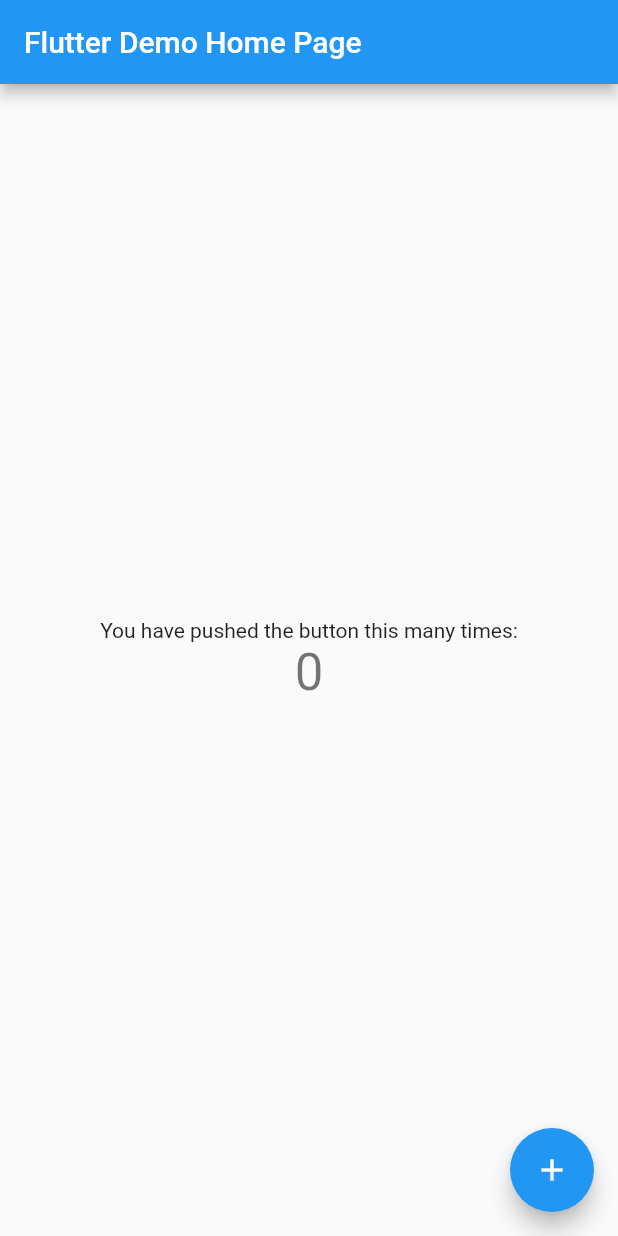
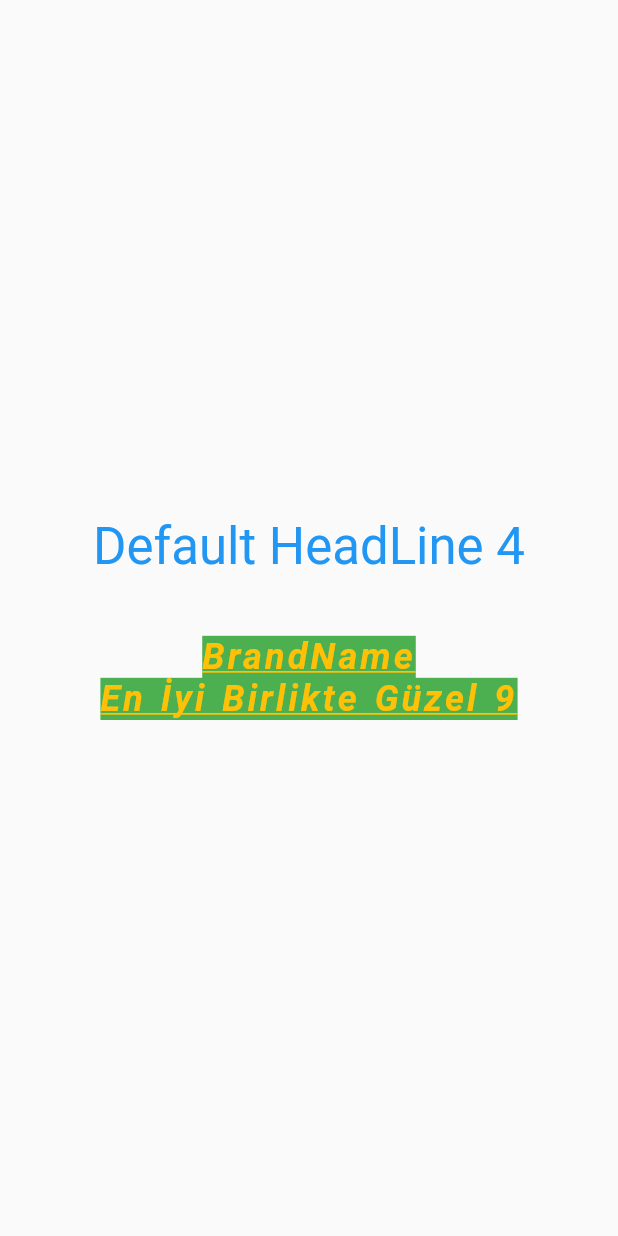
Before and after one commit to BahadirTalha/flutter_application_2, a Flutter app: the screen it shows after launch, on a phone screen of 412 x 824 dp. Run offline on Flutter 3.47's test engine with Material 2 defaults, Android fonts, the phone set to English and light mode, and no system bars.

Commit message:
Text Widget examples

```diff
--- /dev/null
+++ b/lib/101/text_learn_view.dart
@@ -0,0 +1,51 @@
+import 'package:flutter/material.dart';
+
+class TextLearnView extends StatelessWidget {
+  final String brand = "BrandName";
+
+  @override
+  Widget build(BuildContext context) {
+    // TODO: implement build
+    return Scaffold(
+        body: Center(
+      child: Column(
+        mainAxisAlignment: MainAxisAlignment.center,
+        children: [
+          Text(
+            "Default HeadLine 4 ",
+            maxLines: 2,
+            overflow: TextOverflow.ellipsis,
+            textAlign: TextAlign.center,
+            style: Theme.of(context)
+                .textTheme
+                .headline4
+                ?.copyWith(color: Colors.blue),
+          ),
+          SizedBox(
+            height: 40,
+          ),
+          Text(
+            "$brand\nEn İyi Birlikte Güzel ${brand.length}",
+            maxLines: 2,
+            overflow: TextOverflow.ellipsis,
+            textAlign: TextAlign.center,
+            style: ProjectStyle.welcomePageStyle,
+          ),
+        ],
+      ),
+    ));
+  }
+}
+
+class ProjectStyle {
+  static TextStyle welcomePageStyle = TextStyle(
+    color: Colors.amber,
+    backgroundColor: Colors.green,
+    decoration: TextDecoration.underline,
+    fontStyle: FontStyle.italic,
+    fontSize: 24,
+    fontWeight: FontWeight.w600,
+    wordSpacing: 2,
+    letterSpacing: 2,
+  );
+}
--- a/lib/main.dart
+++ b/lib/main.dart
@@ -1,4 +1,5 @@
 import 'package:flutter/material.dart';
+import 'package:flutter_application_2/101/text_learn_view.dart';
 
 void main() {
   runApp(const MyApp());
@@ -24,92 +25,7 @@ class MyApp extends StatelessWidget {
         // is not restarted.
         primarySwatch: Colors.blue,
       ),
-      home: const MyHomePage(title: 'Flutter Demo Home Page'),
+      home: TextLearnView(),
     );
   }
 }
-
-class MyHomePage extends StatefulWidget {
-  const MyHomePage({super.key, required this.title});
-
-  // This widget is the home page of your application. It is stateful, meaning
-  // that it has a State object (defined below) that contains fields that affect
-  // how it looks.
-
-  // This class is the configuration for the state. It holds the values (in this
-  // case the title) provided by the parent (in this case the App widget) and
-  // used by the build method of the State. Fields in a Widget subclass are
-  // always marked "final".
-
-  final String title;
-
-  @override
-  State<MyHomePage> createState() => _MyHomePageState();
-}
-
-class _MyHomePageState extends State<MyHomePage> {
-  int _counter = 0;
-
-  void _incrementCounter() {
-    setState(() {
-      // This call to setState tells the Flutter framework that something has
-      // changed in this State, which causes it to rerun the build method below
-      // so that the display can reflect the updated values. If we changed
-      // _counter without calling setState(), then the build method would not be
-      // called again, and so nothing would appear to happen.
-      _counter++;
-    });
-  }
-
-  @override
-  Widget build(BuildContext context) {
-    // This method is rerun every time setState is called, for instance as done
-    // by the _incrementCounter method above.
-    //
-    // The Flutter framework has been optimized to make rerunning build methods
-    // fast, so that you can just rebuild anything that needs updating rather
-    // than having to individually change instances of widgets.
-    return Scaffold(
-      appBar: AppBar(
-        // Here we take the value from the MyHomePage object that was created by
-        // the App.build method, and use it to set our appbar title.
-        title: Text(widget.title),
-      ),
-      body: Center(
-        // Center is a layout widget. It takes a single child and positions it
-        // in the middle of the parent.
-        child: Column(
-          // Column is also a layout widget. It takes a list of children and
-          // arranges them vertically. By default, it sizes itself to fit its
-          // children horizontally, and tries to be as tall as its parent.
-          //
-          // Invoke "debug painting" (press "p" in the console, choose the
-          // "Toggle Debug Paint" action from the Flutter Inspector in Android
-          // Studio, or the "Toggle Debug Paint" command in Visual Studio Code)
-          // to see the wireframe for each widget.
-          //
-          // Column has various properties to control how it sizes itself and
-          // how it positions its children. Here we use mainAxisAlignment to
-          // center the children vertically; the main axis here is the vertical
-          // axis because Columns are vertical (the cross axis would be
-          // horizontal).
-          mainAxisAlignment: MainAxisAlignment.center,
-          children: <Widget>[
-            const Text(
-              'You have pushed the button this many times:',
-            ),
-            Text(
-              '$_counter',
-              style: Theme.of(context).textTheme.headline4,
-            ),
-          ],
-        ),
-      ),
-      floatingActionButton: FloatingActionButton(
-        onPressed: _incrementCounter,
-        tooltip: 'Increment',
-        child: const Icon(Icons.add),
-      ), // This trailing comma makes auto-formatting nicer for build methods.
-    );
-  }
-}
```
